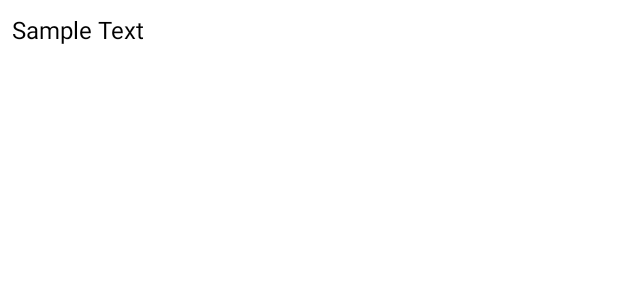
After one commit to edgardavtyan/liteplayer, an Android app: the layout listitem_artist.xml on its own in the app's theme, with its tools: preview values and no code run, on a phone screen of 412 x 824 dp. The commit adds this screen. Shown: the top 300 px of the screen. Run offline under Robolectric (Android 15) with nearby library versions, the light colour scheme and no system bars.

Commit message:
Read artists from DB

```diff
--- a/app/build.gradle
+++ b/app/build.gradle
@@ -37,6 +37,7 @@ dependencies {
     implementation 'androidx.appcompat:appcompat:1.3.0'
     implementation 'com.google.android.material:material:1.4.0'
     implementation 'androidx.constraintlayout:constraintlayout:2.0.4'
+    implementation 'androidx.recyclerview:recyclerview:1.2.1'
     testImplementation 'junit:junit:4.13.2'
     androidTestImplementation 'androidx.test.ext:junit:1.1.3'
     androidTestImplementation 'androidx.test.espresso:espresso-core:3.4.0'
--- a/app/src/main/AndroidManifest.xml
+++ b/app/src/main/AndroidManifest.xml
@@ -2,6 +2,8 @@
 <manifest xmlns:android="http://schemas.android.com/apk/res/android"
     xmlns:tools="http://schemas.android.com/tools"
     package="com.example.musicplayer">
+
+    <uses-permission android:name="android.permission.READ_EXTERNAL_STORAGE" />
 
     <application
         android:allowBackup="true"
@@ -22,6 +24,7 @@
                 <category android:name="android.intent.category.LAUNCHER" />
             </intent-filter>
         </activity>
+
     </application>
 
 </manifest>
--- /dev/null
+++ b/app/src/main/java/com/example/musicplayer/MainPresenter.kt
@@ -0,0 +1,4 @@
+package com.example.musicplayer
+
+class MainPresenter(val model: MainModel, val view: MainActivity) {
+}
--- /dev/null
+++ b/app/src/main/res/layout/listitem_artist.xml
@@ -0,0 +1,21 @@
+<?xml version="1.0" encoding="utf-8"?>
+<LinearLayout
+    xmlns:android="http://schemas.android.com/apk/res/android"
+    xmlns:tools="http://schemas.android.com/tools"
+    android:layout_width="match_parent"
+    android:layout_height="40dp"
+    android:orientation="horizontal">
+
+    <TextView
+        android:id="@+id/titleView"
+        android:layout_height="match_parent"
+        android:layout_width="match_parent"
+        android:paddingLeft="8dp"
+        android:paddingRight="8dp"
+        android:textColor="#000"
+        android:textSize="16sp"
+        android:gravity="center_vertical"
+        tools:text="Sample Text"
+        />
+
+</LinearLayout>
```
Also changed, not shown: app/src/main/java/com/example/musicplayer/MainActivity.kt (+13 -0 lines), app/src/main/java/com/example/musicplayer/MainAdapter.kt (added, +23 -0 lines), app/src/main/java/com/example/musicplayer/MainModel.kt (added, +12 -0 lines), app/src/main/java/com/example/musicplayer/MainViewHolder.kt (added, +17 -0 lines), app/src/main/java/com/example/musicplayer/db/Artist.kt (added, +8 -0 lines), app/src/main/java/com/example/musicplayer/db/ArtistDB.kt (added, +49 -0 lines), app/src/main/res/layout/activity_main.xml (+9 -11 lines), 2 other files.
